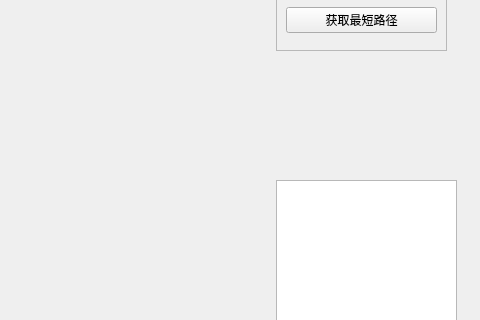
The window that mainwindow.ui (AXuanCreator/CyclingSystem) describes before a commit, drawn with Qt 5; both pictures show x 554 to 1034 and y 210 to 530 of the 1034 by 654 pixel window.
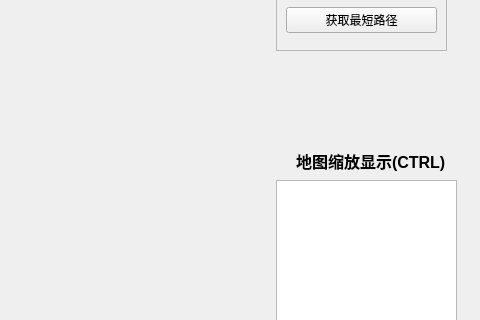
The same window after the commit. Icons and pictures are not drawn.

```diff
--- a/mainwindow.ui
+++ b/mainwindow.ui
@@ -778,6 +778,25 @@
     </brush>
    </property>
   </widget>
+  <widget class="QLabel" name="labelScale">
+   <property name="geometry">
+    <rect>
+     <x>850</x>
+     <y>350</y>
+     <width>161</width>
+     <height>41</height>
+    </rect>
+   </property>
+   <property name="font">
+    <font>
+     <pointsize>12</pointsize>
+     <bold>true</bold>
+    </font>
+   </property>
+   <property name="text">
+    <string>地图缩放显示(CTRL)</string>
+   </property>
+  </widget>
  </widget>
  <resources>
   <include location="resource.qrc"/>
```
Left out of the diff: 5 changed lines with no effect on the pictures.
